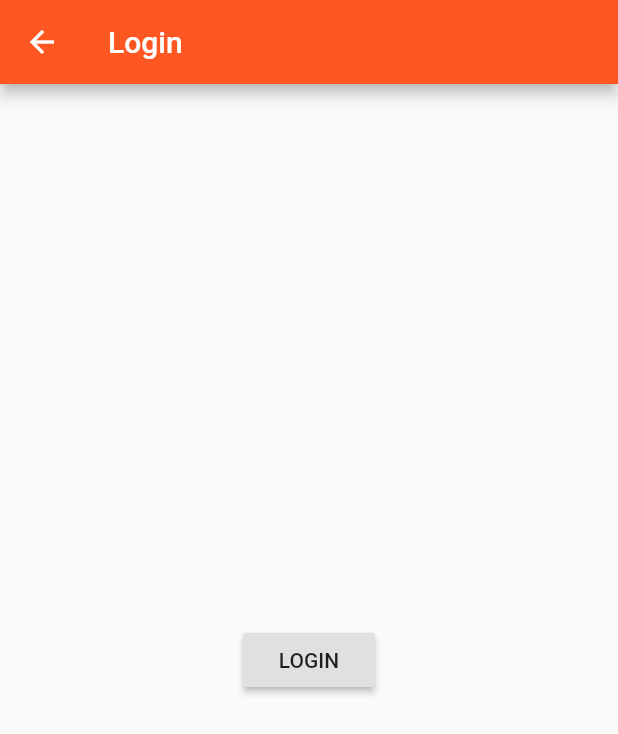
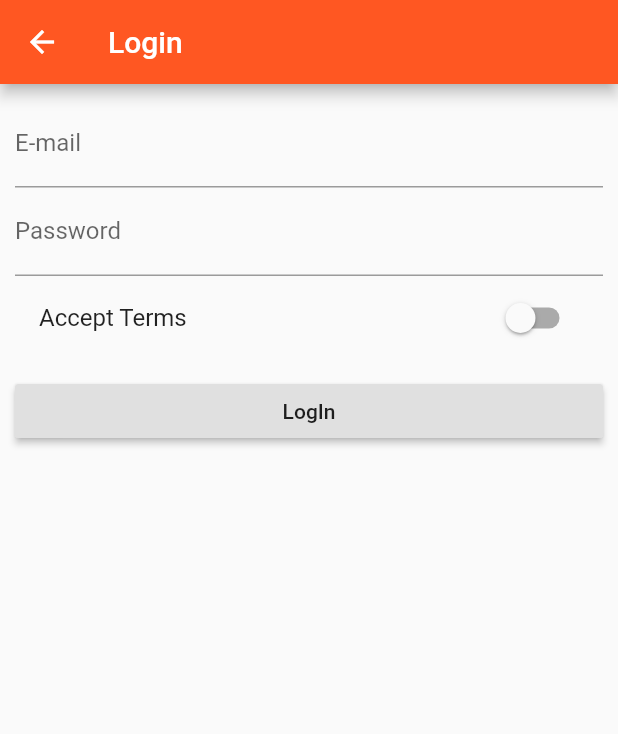
Before and after one commit to loloDawit/FlutterApp, a Flutter app: the AuthPage screen opened directly, on a phone screen of 412 x 824 dp. Shown: the top 734 px of the screen. Run offline on Flutter 3.47's test engine with Material 2 defaults, Android fonts, the phone set to English and light mode, and no system bars.

Commit message:
login added

```diff
--- a/lib/main.dart
+++ b/lib/main.dart
@@ -3,6 +3,7 @@ import 'package:flutter/material.dart';
 import './pages/product.dart';
 import './pages/product_admin.dart';
 import './pages/home.dart';
+import './pages/auth.dart';
 
 void main() => runApp(MyApp());
 
@@ -37,7 +38,8 @@ class _MyAppState extends State<MyApp> {
           accentColor: Colors.deepPurple),
       title: 'Welcome to Flutter',
       routes: {
-        '/': (BuildContext context) => HomePage(_products),
+        '/': (BuildContext context) => AuthPage(),
+        '/home':(BuildContext context) => HomePage(_products),
         '/admin': (BuildContext context) =>
             ProductAdminPage(_addProduct, _removeProduct),
       },
--- a/lib/pages/auth.dart
+++ b/lib/pages/auth.dart
@@ -1,19 +1,65 @@
 import 'package:flutter/material.dart';
 
-class AuthPage extends StatelessWidget {
+class AuthPage extends StatefulWidget {
+  @override
+  State<StatefulWidget> createState() {
+    return _AppPage();
+  }
+}
+
+class _AppPage extends State<AuthPage> {
+  String _emailfield;
+  String _passwordfield;
+  bool _acceptTerms = false;
+
   @override
   Widget build(BuildContext context) {
     return Scaffold(
-        appBar: AppBar(
-          title: Text('Login'),
+      appBar: AppBar(
+        title: Text('Login'),
+      ),
+      body: Container(
+        margin: EdgeInsets.all(10.0),
+        child: ListView(
+          children: <Widget>[
+            TextField(
+              decoration: InputDecoration(labelText: 'E-mail'),
+              keyboardType: TextInputType.emailAddress,
+              onChanged: (String value) {
+                setState(() {
+                  _emailfield = value;
+                });
+              },
+            ),
+            TextField(
+              decoration: InputDecoration(labelText: 'Password'),
+              obscureText: true,
+              onChanged: (String value) {
+                setState(() {
+                  _passwordfield = value;
+                });
+              },
+            ),
+            SwitchListTile(
+              value: _acceptTerms,
+              onChanged: (bool value) {
+                setState(() {
+                  _acceptTerms = value;
+                });
+              },
+              title: Text('Accept Terms'),
+            ),
+            SizedBox(height: 10.0),
+            RaisedButton(
+                child: Text('LogIn'),
+                onPressed: () {
+                  print(_emailfield);
+                  print(_passwordfield);
+                  Navigator.pushReplacementNamed(context, '/home');
+                })
+          ],
         ),
-        body: Center(
-          child: RaisedButton(
-            child: Text('LOGIN'),
-            onPressed: () {
-              Navigator.pushReplacementNamed(context, '/');
-            },
-          ),
-        ));
+      ),
+    );
   }
 }
```
Also changed, not shown: lib/pages/product_create.dart (+13 -9 lines).
